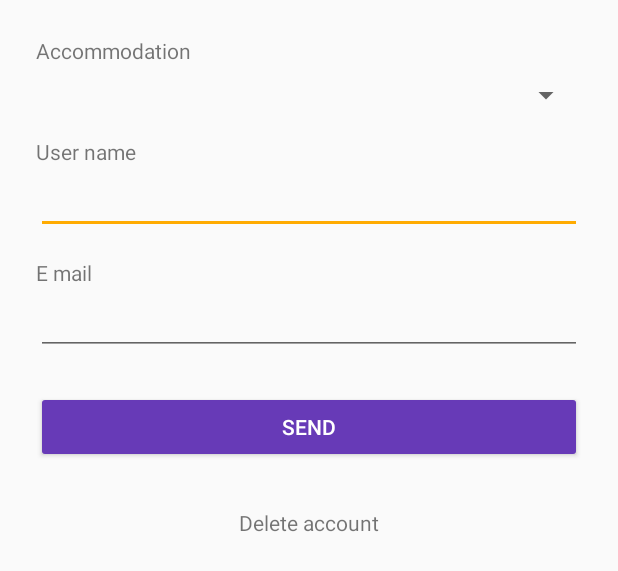
After one commit to awisus/Refugee-Aid, an Android app: the layout fragment_edit_user.xml on its own in the app's theme, with its tools: preview values and no code run, on a phone screen of 412 x 824 dp. The commit adds this screen. Shown: the top 571 px of the screen. Run offline under Robolectric (Android 15) with nearby library versions, the phone set to English and light mode, and no system bars.

Commit message:
KLAUE: 17.3.16 - 3

```diff
--- a/app/src/main/java/de/awisus/refugeeaidleipzig/fragment/FragmentProfil.java
+++ b/app/src/main/java/de/awisus/refugeeaidleipzig/fragment/FragmentProfil.java
@@ -199,7 +199,7 @@ public class FragmentProfil extends Fragment implements Observer {
                 .show(getFragmentManager(), "Kategorien");
                 return true;
             case R.id.itBearbeiten:
-                // Not implemented here
+                FragmentEditUser.newInstance(model).show(getFragmentManager(), "Bearbeite Nutzerdaten");
                 return true;
             case R.id.itAbmelden:
                 model.abmelden();
--- /dev/null
+++ b/app/src/main/res/layout/fragment_edit_user.xml
@@ -0,0 +1,91 @@
+<?xml version="1.0" encoding="utf-8"?>
+<RelativeLayout xmlns:android="http://schemas.android.com/apk/res/android"
+    android:layout_width="match_parent" android:layout_height="match_parent"
+    android:padding="@dimen/frag_margin">
+
+    <Spinner
+        android:layout_width="match_parent"
+        android:layout_height="wrap_content"
+        android:id="@+id/spUnterkunft"
+        android:layout_below="@+id/tvUnterkunft"
+        android:layout_alignParentLeft="true"
+        android:layout_alignParentStart="true"
+        android:layout_marginTop="8dp" />
+
+    <EditText
+        android:layout_width="match_parent"
+        android:layout_height="wrap_content"
+        android:id="@+id/etName"
+        android:maxLines="1"
+        android:singleLine="true"
+        android:inputType="text"
+        android:layout_below="@+id/tvName"
+        android:layout_alignParentRight="true"
+        android:layout_alignParentEnd="true" />
+
+    <EditText
+        android:layout_width="match_parent"
+        android:layout_height="wrap_content"
+        android:id="@+id/etMail"
+        android:maxLines="1"
+        android:singleLine="true"
+        android:inputType="textEmailAddress"
+        android:layout_below="@+id/tvMail"
+        android:layout_alignParentLeft="true"
+        android:layout_alignParentStart="true" />
+
+    <TextView
+        android:layout_width="wrap_content"
+        android:layout_height="wrap_content"
+        android:textAppearance="?android:attr/textAppearanceSmall"
+        android:text="@string/label_unterkunft"
+        android:id="@+id/tvUnterkunft"
+        android:layout_alignParentLeft="true"
+        android:layout_alignParentStart="true" />
+
+    <TextView
+        android:layout_width="wrap_content"
+        android:layout_height="wrap_content"
+        android:textAppearance="?android:attr/textAppearanceSmall"
+        android:text="@string/label_name"
+        android:id="@+id/tvName"
+        android:layout_below="@+id/spUnterkunft"
+        android:layout_alignParentLeft="true"
+        android:layout_alignParentStart="true"
+        android:layout_marginTop="@dimen/activity_horizontal_margin" />
+
+    <TextView
+        android:layout_width="wrap_content"
+        android:layout_height="wrap_content"
+        android:textAppearance="?android:attr/textAppearanceSmall"
+        android:text="@string/label_mail"
+        android:id="@+id/tvMail"
+        android:layout_below="@+id/etName"
+        android:layout_alignParentLeft="true"
+        android:layout_alignParentStart="true"
+        android:layout_marginTop="@dimen/activity_horizontal_margin" />
+
+    <Button
+        android:backgroundTint="@color/colorPrimary"
+        android:textColor="@android:color/white"
+        android:layout_width="match_parent"
+        android:layout_height="wrap_content"
+        android:text="@string/button_bearbeiten_fertig"
+        android:id="@+id/btSend"
+        android:layout_centerHorizontal="true"
+        android:layout_marginTop="@dimen/frag_margin"
+        android:layout_below="@+id/etMail" />
+
+    <Button
+        style="?android:attr/borderlessButtonStyle"
+        android:textAppearance="@android:style/TextAppearance.DeviceDefault.Small"
+        android:layout_width="fill_parent"
+        android:layout_height="wrap_content"
+        android:text="@string/button_konto_loeschen"
+        android:id="@+id/btDeleteAccount"
+        android:layout_below="@+id/btSend"
+        android:layout_alignParentLeft="true"
+        android:layout_alignParentStart="true"
+        android:layout_marginTop="@dimen/activity_horizontal_margin" />
+
+</RelativeLayout>
--- a/app/src/main/res/values/strings.xml
+++ b/app/src/main/res/values/strings.xml
@@ -36,17 +36,20 @@
     <string name="titel_signup">New user</string>
     <string name="titel_bedarf_entfernen">Delete need</string>
     <string name="titel_bedarf_neu">Choose category</string>
+    <string name="titel_bearbeite_nutzer">Edit your data</string>
 
+    <string name="button_konto_neu">New? Create account here</string>
     <string name="button_bearbeiten">Edit</string>
+    <string name="button_bearbeiten_fertig">Send</string>
+    <string name="button_konto_loeschen">Delete account</string>
     <string name="button_abmelden">Log out</string>
+
     <string name="dialog_anmelden">Log in</string>
     <string name="dialog_loeschen">Delete</string>
     <string name="dialog_hinzufuegen">Add</string>
     <string name="dialog_abbrechen">Abort</string>
     <string name="dialog_ok">Okay</string>
     <string name="dialog_signup">Create account</string>
-
-    <string name="button_konto_neu">New? Create account here</string>
 
     <string name="string_kein_bedarf">NO NEEDS</string>
     <string name="string_bedarfe">Needs:</string>
```
Also changed, not shown: app/src/main/java/de/awisus/refugeeaidleipzig/fragment/FragmentEditUser.java (added, +228 -0 lines).
